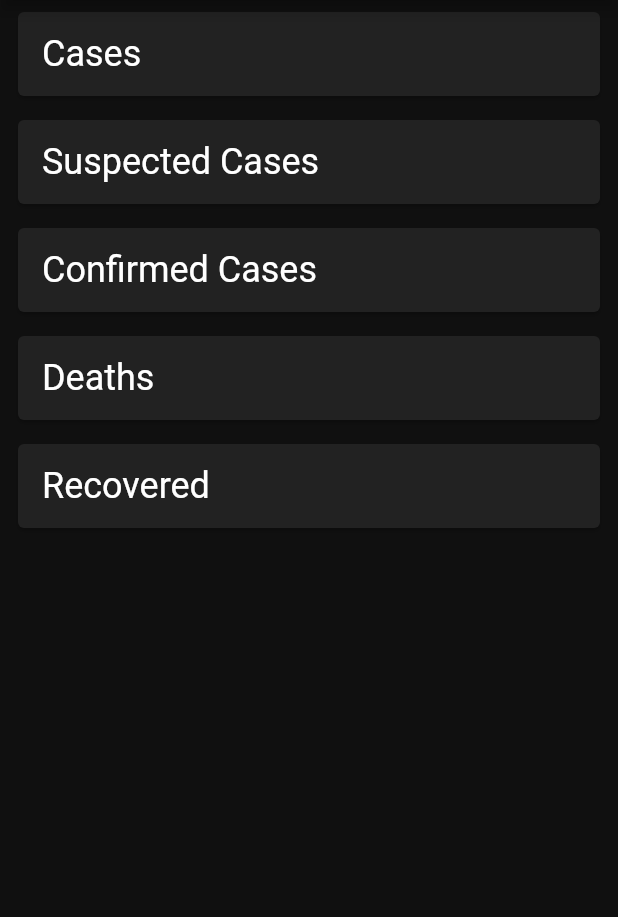
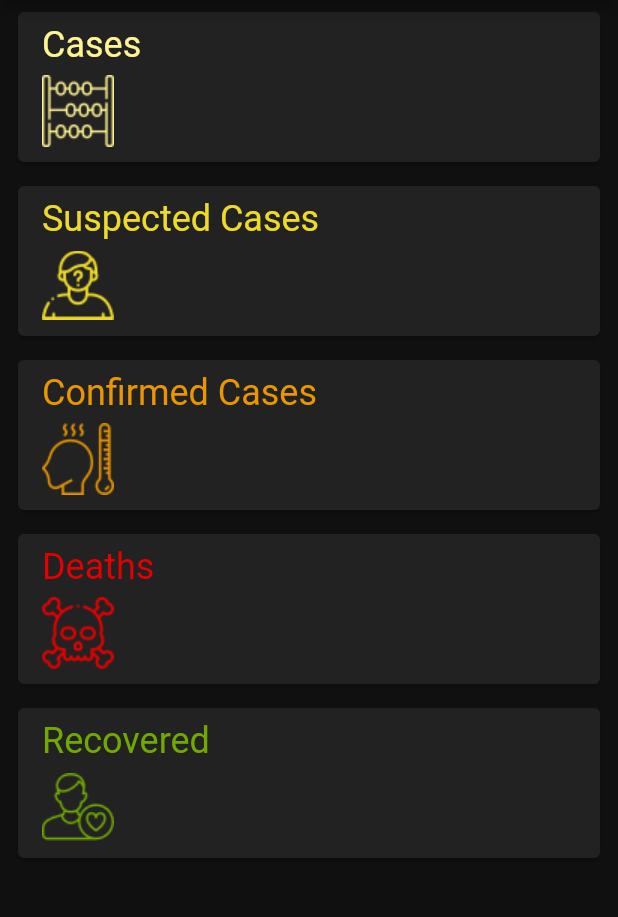
Before and after one commit to OscarAngarita/cov-app-flutter, a Flutter app: the screen it shows after launch, on a phone screen of 412 x 824 dp, the part 84-1001 px from its top. Run offline on Flutter 3.47's test engine with Material 2 defaults, Android fonts, the phone set to English and light mode, and no system bars; network calls fail.

Commit message:
Update: change cards layout with new objects

```diff
--- a/lib/app/ui/endpoint_card.dart
+++ b/lib/app/ui/endpoint_card.dart
@@ -1,5 +1,14 @@
 import 'package:coronavirus_rest_api_flutter_course/app/services/api.dart';
 import 'package:flutter/material.dart';
+
+
+class EndpointCardData {
+  EndpointCardData(this.title, this.assetName, this.color);
+  final String title;
+  final String assetName;
+  final Color color;
+}
+
 
 class EndpointCard extends StatelessWidget {
   const EndpointCard({
@@ -11,33 +20,57 @@ class EndpointCard extends StatelessWidget {
   final Endpoint endpoint;
   final int value;
 
-  static Map<Endpoint, String> _cardTitles = {
-    Endpoint.cases: 'Cases',
-    Endpoint.casesSuspected: 'Suspected Cases',
-    Endpoint.casesConfirmed: 'Confirmed Cases',
-    Endpoint.deaths: 'Deaths',
-    Endpoint.recovered: 'Recovered',
+  static Map<Endpoint, EndpointCardData> _cardData = {
+    Endpoint.cases:
+      EndpointCardData('Cases', 'assets/count.png', Color(0xFFFFF492)),
+    Endpoint.casesSuspected:
+      EndpointCardData('Suspected Cases', 'assets/suspect.png', Color(0xFFEEDA28)),
+    Endpoint.casesConfirmed:
+      EndpointCardData('Confirmed Cases', 'assets/fever.png', Color(0xFFE99600)),
+    Endpoint.deaths:
+      EndpointCardData('Deaths', 'assets/death.png', Color(0xFFE40000)),
+    Endpoint.recovered:
+      EndpointCardData('Recovered', 'assets/patient.png', Color(0xFF70A901)),
   };
 
 
   @override
   Widget build(BuildContext context) {
+    final cardData = _cardData[endpoint];
     return Padding(
       padding: const EdgeInsets.symmetric(horizontal: 8.0, vertical: 4.0),
       child: Card(
         child: Padding(
           padding: const EdgeInsets.symmetric(horizontal: 16.0, vertical: 8.0),
-          child: Row(
-            mainAxisAlignment: MainAxisAlignment.spaceBetween,
+          child: Column(
+            crossAxisAlignment: CrossAxisAlignment.start,
             children: <Widget>[
               Text(
-                _cardTitles[endpoint],
-                style: Theme.of(context).textTheme.headline5,
+                    cardData.title,
+                    style: Theme.of(context)
+                          .textTheme
+                          .headline5
+                          .copyWith(color: cardData.color),
               ),
-              Text(
-                value != null ? value.toString() : '',
-                style: Theme.of(context).textTheme.headline4,
-              )
+              SizedBox(height: 4.0),
+              SizedBox(
+                height: 52.0,
+                child: Row( //Row height is determined by tallest child. Wrapped in a Box with height.
+                  mainAxisAlignment: MainAxisAlignment.spaceBetween,
+                  crossAxisAlignment: CrossAxisAlignment.center,
+                  children: <Widget>[
+                    Image.asset(cardData.assetName, color: cardData.color),
+                    Text(
+                      value != null ? value.toString() : '',
+                      style: Theme.of(context)
+                          .textTheme
+                          .headline4
+                          .copyWith(color: cardData.color,
+                          fontWeight: FontWeight.w500),
+                    )
+                  ],
+                ),
+              ),
             ],
           ),
         ),
```
